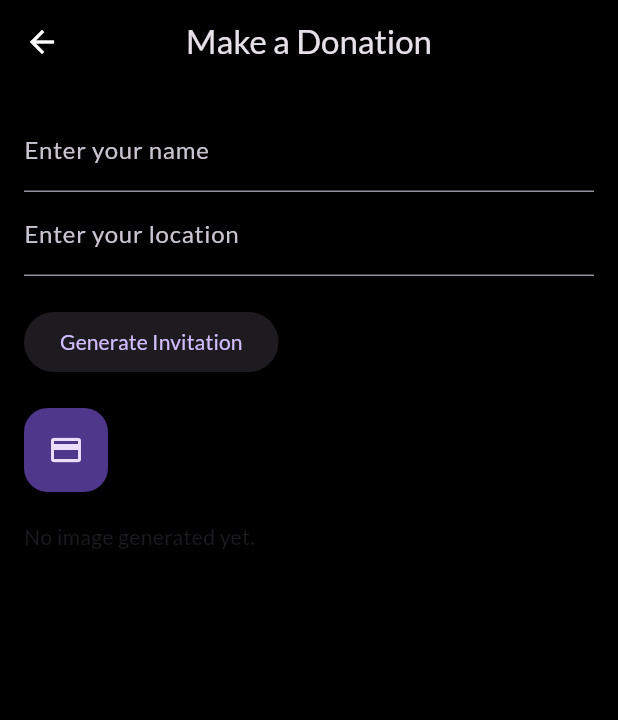
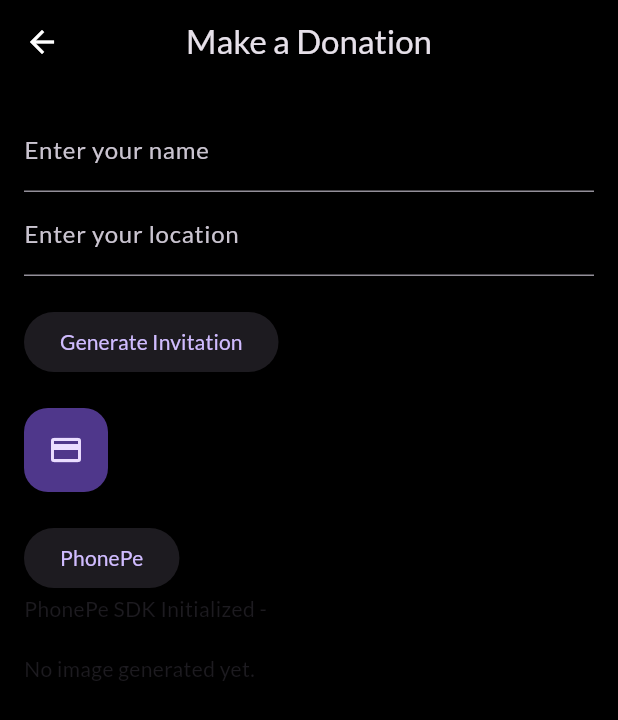
Before and after one commit to Pbhacks/durga_puja_donations, a Flutter app: the HomePage screen opened directly, after a tap on "Make a Donation", on a phone screen of 412 x 824 dp. Shown: the top 720 px of the screen. Run offline on Flutter 3.47's test engine with Material 3 defaults, Android fonts, the light colour scheme and no system bars; our stand-ins replace animate_do, cached_network_image, google_fonts; missing offline and left inert: dart:ffi, phonepe_payment_sdk, square_in_app_payments; generated files the repository leaves out were written again.

Commit message:
chore: Add PhonePe payment SDK and update dependencies

```diff
--- a/lib/donation_page.dart
+++ b/lib/donation_page.dart
@@ -1,14 +1,17 @@
 import 'dart:async';
+import 'dart:convert';
+import 'dart:ffi';
 
+import 'package:crypto/crypto.dart';
 import 'package:flutter/material.dart';
 import 'dart:ui' as ui;
 import 'package:flutter/services.dart';
 
 import 'package:square_in_app_payments/in_app_payments.dart';
+import 'package:phonepe_payment_sdk/phonepe_payment_sdk.dart';
 
 class DonationPage extends StatefulWidget {
-  const DonationPage({super.key});
-
+  DonationPage({super.key});
 
   @override
   _DonationPageState createState() => _DonationPageState();
@@ -19,16 +22,87 @@ class _DonationPageState extends State<DonationPage> {
   final TextEditingController locationController = TextEditingController();
   Uint8List? imageBytes;
 
+  String result = '';
+  String environmentValue = 'SANDBOX';
+  String appId = '';
+  String merchantId = 'PGTESTPAYUAT115';
+  bool enableLogging = true;
+  String saltKey = 'f94f0bb9-bcfb-4077-adc0-3f8408a17bf7';
+  String saltIndex = '1';
+  String body = '';
+  String callback = '';
+  String checksum = '';
+  String packageName = '';
+  String apiEndPoint = "/pg/v1/pay";
 
-  void _pay (){
+  @override
+  void initState() {
+    super.initState();
+    initPayment();
+    body = getChecksum().toString();
+  }
 
+  void initPayment() {
+    PhonePePaymentSdk.init(environmentValue, appId, merchantId, enableLogging)
+        .then((val) {
+      setState(() {
+        result = 'PhonePe SDK Initialized - $val';
+      });
+    }).catchError((error) {
+      handleError(error);
+    });
+  }
 
-   InAppPayments.startCardEntryFlow(
-    onCardNonceRequestSuccess: (CardDetails) {},
-     onCardEntryCancel: (){});
+  void startTransaction() {
+    PhonePePaymentSdk.startTransaction(body, callback, checksum, packageName)
+        .then((response) {
+      setState(() {
+        if (response != null) {
+          String status = response['status'].toString();
+          String error = response['error'].toString();
+          if (status == 'SUCCESS') {
+            result = "Flow Completed - Status: Success!";
+          } else {
+            result = "Flow Completed - Status: $status and Error: $error";
+          }
+        } else {
+          result = "Flow Incomplete";
+        }
+      });
+    }).catchError((error) {
+      handleError(error);
+    });
+  }
 
+  void handleError(error) {
+    setState(() {
+      result = error.toString();
+    });
+  }
 
+  String getChecksum() {
+    final reqData = {
+      "merchantId": merchantId,
+      "merchantTransactionId": "MT7850590068188104",
+      "merchantUserId": "MUID123",
+      "amount": 10000,
+      "callbackUrl": callback,
+      "mobileNumber": "9999999999",
+      "paymentInstrument": {"type": "PAY_PAGE"}
+    };
+    String base64body = base64.encode(utf8.encode(json.encode(reqData)));
+    checksum =
+        '${sha256.convert(utf8.encode(base64body + apiEndPoint + saltKey)).toString()}###$saltIndex';
+
+    return base64body;
   }
+
+  void _pay() {
+    InAppPayments.startCardEntryFlow(
+        onCardNonceRequestSuccess: (CardDetails) {},
+        onCardEntryCancel: () {});
+  }
+
   @override
   Widget build(BuildContext context) {
     return Scaffold(
@@ -47,7 +121,8 @@ class _DonationPageState extends State<DonationPage> {
               ),
               TextField(
                 controller: locationController,
-                decoration: const InputDecoration(labelText: 'Enter your location'),
+                decoration:
+                    const InputDecoration(labelText: 'Enter your location'),
               ),
               const SizedBox(height: 20),
               ElevatedButton(
@@ -84,9 +159,19 @@ class _DonationPageState extends State<DonationPage> {
               FloatingActionButton(
                 onPressed: _pay,
                 tooltip: 'Donation',
-                child: const Icon(Icons.payment),),
+                child: const Icon(Icons.payment),
+              ),
               const SizedBox(height: 20),
-
+              Container(
+                child: ElevatedButton(
+                  onPressed: () {
+                    startTransaction();
+                  },
+                  child: Text("PhonePe"),
+                ),
+              ),
+              Text('$result'),
+              const SizedBox(height: 20),
               if (imageBytes != null)
                 Image.memory(imageBytes!)
               else
--- a/lib/main.dart
+++ b/lib/main.dart
@@ -134,7 +134,7 @@ class HomePage extends StatelessWidget {
                         Navigator.push(
                           context,
                           MaterialPageRoute(
-                              builder: (context) => const DonationPage()),
+                              builder: (context) =>  DonationPage()),
                         );
                       },
                     ),
@@ -372,7 +372,7 @@ class _AnimatedDrawerState extends State<AnimatedDrawer>
                           Navigator.push(
                             context,
                             MaterialPageRoute(
-                                builder: (context) => const DonationPage()),
+                                builder: (context) => DonationPage()),
                           );
                         },
                       ),
--- a/pubspec.yaml
+++ b/pubspec.yaml
@@ -29,6 +29,8 @@ dependencies:
   animate_do: ^3.3.4
   cached_network_image: ^3.4.1
   animated_text_kit: ^4.2.1
+  phonepe_payment_sdk: ^2.0.3
+  crypto: ^3.0.5
 dev_dependencies:
   flutter_test:
     sdk: flutter
```
Also changed, not shown: pubspec.lock, 1 other file.
